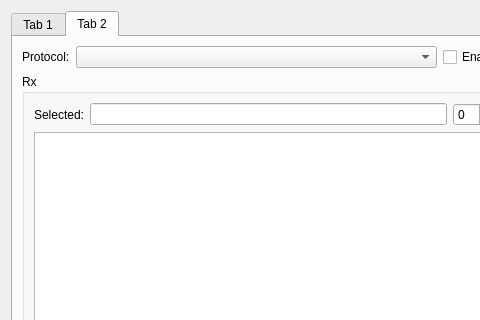
The window that src/dialog_connect.ui (TomHyhlik/termik) describes before a commit, drawn with Qt 5; both pictures show x 0 to 480 and y 0 to 320 of the 1017 by 430 pixel window.
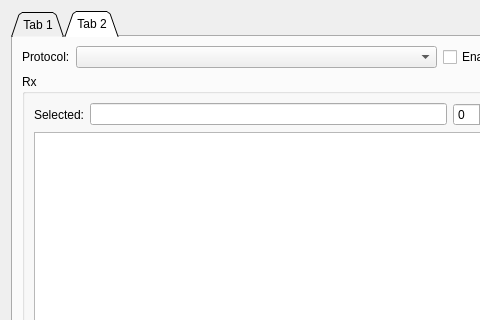
The same window after the commit. Icons and pictures are not drawn.

Diff of the .ui file:
```diff
--- a/src/dialog_connect.ui
+++ b/src/dialog_connect.ui
@@ -20,6 +20,9 @@
   <layout class="QVBoxLayout" name="verticalLayout">
    <item>
     <widget class="QTabWidget" name="tabWidget">
+     <property name="tabShape">
+      <enum>QTabWidget::Triangular</enum>
+     </property>
      <property name="currentIndex">
       <number>1</number>
      </property>
```
